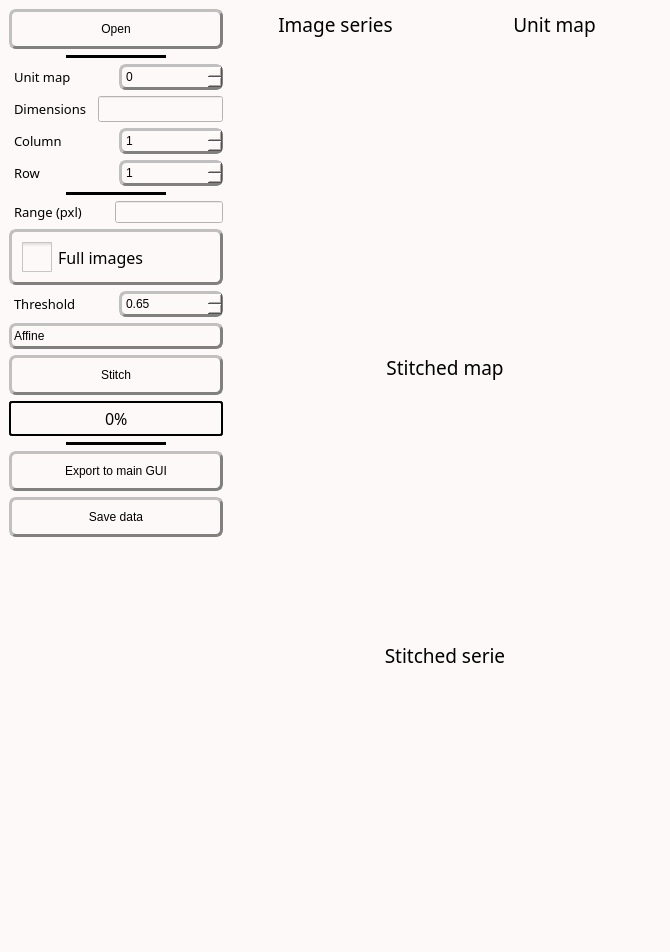
Qt form inichord/ThreeD_Stitching.ui (Cyril-Langlois/iniCHORD) before a commit.
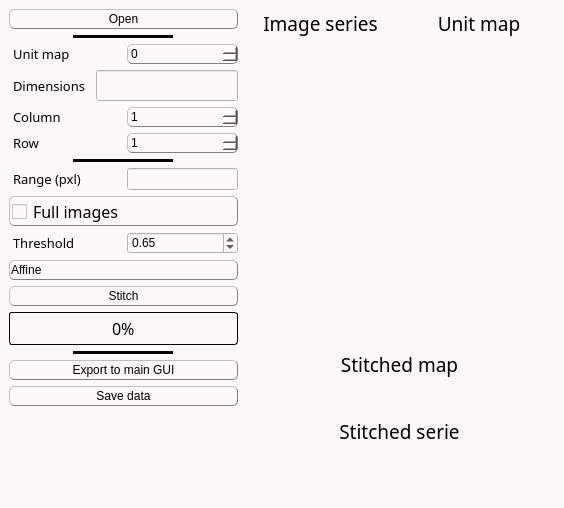
The same form after that commit. Icons and pictures are not drawn. Custom widgets are drawn as their Qt base class.

The edit to the form file:
```diff
--- a/inichord/ThreeD_Stitching.ui
+++ b/inichord/ThreeD_Stitching.ui
@@ -6,8 +6,8 @@
    <rect>
     <x>0</x>
     <y>0</y>
-    <width>670</width>
-    <height>952</height>
+    <width>564</width>
+    <height>508</height>
    </rect>
   </property>
   <property name="windowTitle">
@@ -15,30 +15,30 @@
   </property>
   <property name="styleSheet">
    <string notr="true">/* Couleur du fond, label, combobox, progressbar vide et spin box */
-QWidget, QLabel, QComboBox, QProgressBar, QSpinBox, QDoubleSpinBox {background-color: rgb(253, 249, 248)}
+QWidget, QLabel, QComboBox, QProgressBar, QSpinBox {background-color: rgb(253, 249, 248)}
 
 /* Couleur quand inactif */
-QPushButton:disabled, QComboBox:disabled, QSpinBox:disabled, QDoubleSpinBox:disabled {background-color: rgba(243, 98, 64,150)}
+QPushButton:disabled, QComboBox:disabled, QSpinBox:disabled {background-color: rgba(243, 98, 64,150)}
 
 /* Couleur des boutons et des selecteurs */
 QPushButton, QComboBox::drop-down:button, QComboBox::down-arrow, QComboBox::down-arrow:disabled, QSpinBox::drop-down:button, QSpinBox::down-arrow, QSpinBox::down-arrow:disabled, QSpinBox::drop-up:button, QSpinBox::up-arrow, QSpinBox::up-arrow:disabled, QSlider::handle:horizontal, QDoubleSpinBox::drop-down:button, QDoubleSpinBox::down-arrow, QDoubleSpinBox::down-arrow:disabled, QDoubleSpinBox::drop-up:button, QDoubleSpinBox::up-arrow, QDoubleSpinBox::up-arrow:disabled {background-color: rgb(226, 120, 95)}
 
 /* Couleur des bordures de même couleur que les boutons */
-QComboBox::drop-down:button, QSpinBox::drop-down:button, QSpinBox::drop-up:button, QDoubleSpinBox::drop-down:button, QDoubleSpinBox::drop-up:button {border-color: rgb(193, 167, 181)}
+QComboBox::drop-down:button, QSpinBox::drop-down:button, QSpinBox::drop-up:button {border-color: rgb(193, 167, 181)}
 
 /* Couleur des textes */
-QLabel, QPushButton, QPushButton:hover, QCheckBox, QComboBox, Line, QTextEdit, QSpinBox, QDoubleSpinBox {color: rgb(0, 0, 0)}
+QLabel, QPushButton, QPushButton:hover, QCheckBox, QComboBox, Line, QTextEdit, QSpinBox {color: rgb(0, 0, 0)}
 
 /* style des bordures 1 */
-QLabel, QPushButton, QPushButton:hover, QCheckBox, QComboBox, QSpinBox, QDoubleSpinBox  {
+QLabel, QPushButton, QPushButton:hover, QCheckBox, QComboBox, QSpinBox  {
 	border-style : outset;
 	min-width : 5em;
 }
 
 /* style des bordures 2 */
-QPushButton, QPushButton:hover, QCheckBox, QComboBox, QSpinBox, QDoubleSpinBox  {
-	border-radius: 7px;
-	border-width: 3px;
+QPushButton, QPushButton:hover, QCheckBox, QComboBox, QSpinBox  {
+	border-radius: 5px;
+	border-width: 1px;
 	border-color: gray;
 }
 
@@ -46,18 +46,18 @@
 QPushButton, QPushButton:hover, QCheckBox, QProgressBar {font: 12pt &quot;Noto Sans Cond&quot;}
 
 /* Font 2 */
-QComboBox, QTextEdit, QSpinBox, QDoubleSpinBox {font: 10pt &quot;Noto Sans Cond&quot;}
+QComboBox, QTextEdit, QSpinBox {font: 10pt &quot;Noto Sans Cond&quot;}
 
 /* Padding 1 */
-QLabel, QComboBox, QComboBox::down-arrow, QSpinBox, QSpinBox::down-arrow, QSpinBox::up-arrow, QDoubleSpinBox, QDoubleSpinBox::down-arrow, QDoubleSpinBox::up-arrow {padding : 2px;}
+QLabel, QComboBox, QComboBox::down-arrow, QSpinBox, QSpinBox::down-arrow, QSpinBox::up-arrow {padding : 1px;}
 
 /* Padding 2 */
-QPushButton, QPushButton:hover, QCheckBox {padding : 10px;}
+QPushButton, QPushButton:hover, QCheckBox {padding : 2px;}
 
 /* Gestion taille des QCheckBoxes */
 QCheckBox::indicator:unchecked, QCheckBox::indicator:unchecked:hover, QCheckBox::indicator:checked, QCheckBox::indicator:checked:hover  {
-	width :30px;
-	height : 30px;
+	width :15px;
+	height : 15px;
 }
 
 QLabel {
@@ -79,19 +79,19 @@
 
 QComboBox::drop-down:button{
 	border-radius: 4px;
-	border-width: 3px;
-	width: 36px;
+	border-width: 1px;
+	width: 30px;
 }
 
 QComboBox::down-arrow {
-	image : url(icons/Arrow_down.png);
-    width: 13px;
+	 image : url(icons/Arrow_down.png); 
+    width: 12px;
     height: 12px;
 }
 
 Line{
 	format: plain;
-	midLine-Width : 5px;
+	midLine-Width : 1px;
 }
 
 QFrame[height=&quot;3&quot;], QFrame[width=&quot;3&quot;] {background-color: #3A3939;}
@@ -100,11 +100,11 @@
 	background-color: rgb(255, 255, 255);
 	border-style: solid;
 	border-radius: 5px;
-	border-width: 2px;
+	border-width: 1px;
 	border-color: black;
 }
 
-QLineEdit {font : 10pt &quot;Noto Sans Cond&quot;;}
+QLineEdit {font : 12pt &quot;Noto Sans Cond&quot;;}
 
 /* Gestion taille des QLineEdit */
 QLineEdit::indicator:unchecked, QLineEdit::indicator:unchecked:hover, QLineEdit::indicator:checked, QLineEdit::indicator:checked:hover  {
@@ -115,45 +115,45 @@
 
 QProgressBar {
 	text-align: center;
-	border: 2px solid black;
+	border: 1px solid black;
 	border-radius: 3px;
  }
 
  QProgressBar::chunk {
 	background-color: rgb(243, 98, 64);
-	width: 20px;
+	width: 15px;
 	margin : 0.5px;
  }
 
-QSpinBox::drop-down:button, QSpinBox::drop-up:button, QDoubleSpinBox::drop-down:button, QDoubleSpinBox::drop-up:button {
+QSpinBox::drop-down:button, QSpinBox::drop-up:button {
 	border-radius: 2px;
-	border-width: 3px;
+	border-width: 1px;
 	width: 36px;
 }
 
-QSpinBox::down-arrow, QDoubleSpinBox::down-arrow {
+QSpinBox::down-arrow {
 	image : url(icons/Arrow_down.png);
-    width: 26px;
-    height: 24px;
+    width: 24px;
+    height: 22px;
 }
 
-QSpinBox::up-arrow, QDoubleSpinBox::up-arrow {
+QSpinBox::up-arrow {
 	image : url(icons/Arrow_up.png);
-    width: 26px;
-    height: 24px;
+    width: 24px;
+    height: 22px;
 }
 
 QSlider::groove:horizontal {
     border: 1px solid #999999;
-    height: 5px; /* the groove expands to the size of the slider by default. by giving it a height, it has a fixed size */
+    height: 2px; /* the groove expands to the size of the slider by default. by giving it a height, it has a fixed size */
     background-color: rgb(0, 0, 0);
-    margin: 2px 0;
+    margin: 1px 0;
 }
 
 QSlider::handle:horizontal {
     border: 1px solid #5c5c5c;
-    width: 25px;
-    height: 40px;
+    width: 15px;
+    height: 30px;
     margin: -10px 0; /* handle is placed by default on the contents rect of the groove. Expand outside the groove */
     border-radius: 3px;
 }</string>
@@ -174,7 +174,7 @@
           </property>
           <property name="minimumSize">
            <size>
-            <width>116</width>
+            <width>96</width>
             <height>0</height>
            </size>
           </property>
@@ -236,7 +236,7 @@
             </property>
             <property name="minimumSize">
              <size>
-              <width>79</width>
+              <width>77</width>
               <height>0</height>
              </size>
             </property>
@@ -276,7 +276,7 @@
             </property>
             <property name="minimumSize">
              <size>
-              <width>85</width>
+              <width>79</width>
               <height>0</height>
              </size>
             </property>
@@ -311,7 +311,7 @@
             </property>
             <property name="minimumSize">
              <size>
-              <width>79</width>
+              <width>77</width>
               <height>0</height>
              </size>
             </property>
@@ -364,7 +364,7 @@
             <property name="font">
              <font>
               <family>Noto Sans Cond</family>
-              <pointsize>10</pointsize>
+              <pointsize>12</pointsize>
               <weight>50</weight>
               <italic>false</italic>
               <bold>false</bold>
@@ -392,7 +392,7 @@
             </property>
             <property name="minimumSize">
              <size>
-              <width>79</width>
+              <width>77</width>
               <height>0</height>
              </size>
             </property>
@@ -452,7 +452,7 @@
             </property>
             <property name="minimumSize">
              <size>
-              <width>79</width>
+              <width>77</width>
               <height>0</height>
              </size>
             </property>
@@ -540,7 +540,7 @@
             </property>
             <property name="minimumSize">
              <size>
-              <width>79</width>
+              <width>77</width>
               <height>0</height>
              </size>
             </property>
@@ -601,7 +601,7 @@
           </property>
           <property name="minimumSize">
            <size>
-            <width>116</width>
+            <width>96</width>
             <height>0</height>
            </size>
           </property>
@@ -637,7 +637,7 @@
             </property>
             <property name="minimumSize">
              <size>
-              <width>79</width>
+              <width>77</width>
               <height>0</height>
              </size>
             </property>
@@ -677,7 +677,7 @@
             </property>
             <property name="minimumSize">
              <size>
-              <width>85</width>
+              <width>0</width>
               <height>0</height>
              </size>
             </property>
@@ -738,7 +738,7 @@
           </property>
           <property name="minimumSize">
            <size>
-            <width>116</width>
+            <width>96</width>
             <height>0</height>
            </size>
           </property>
@@ -823,7 +823,7 @@
           </property>
           <property name="minimumSize">
            <size>
-            <width>116</width>
+            <width>96</width>
             <height>0</height>
            </size>
           </property>
@@ -851,7 +851,7 @@
             </property>
             <property name="minimumSize">
              <size>
-              <width>116</width>
+              <width>96</width>
               <height>0</height>
              </size>
             </property>
@@ -867,55 +867,6 @@
             </property>
            </widget>
           </item>
-          <item alignment="Qt::AlignHCenter">
-           <widget class="QLabel" name="label">
-            <property name="sizePolicy">
-             <sizepolicy hsizetype="Fixed" vsizetype="Fixed">
-              <horstretch>0</horstretch>
-              <verstretch>0</verstretch>
-             </sizepolicy>
-            </property>
-            <property name="minimumSize">
-             <size>
-              <width>114</width>
-              <height>350</height>
-             </size>
-            </property>
-            <property name="maximumSize">
-             <size>
-              <width>350</width>
-              <height>350</height>
-             </size>
-            </property>
-            <property name="sizeIncrement">
-             <size>
-              <width>0</width>
-              <height>0</height>
-             </size>
-            </property>
-            <property name="baseSize">
-             <size>
-              <width>0</width>
-              <height>0</height>
-             </size>
-            </property>
-            <property name="text">
-             <string/>
-            </property>
-            <property name="pixmap">
-             <pixmap>../Traitement_stack/icons/Stitch_path.png</pixmap>
-            </property>
-            <property name="scaledContents">
-             <bool>true</bool>
-            </property>
-            <property name="wordWrap">
-             <bool>false</bool>
-            </property>
-            <property name="margin">
-             <number>0</number>
-            </property>
-           </widget>
-          </item>
           <item>
            <spacer name="verticalSpacer">
             <property name="orientation">
```
Left out of the diff: 2 changed lines with no effect on the pictures.
